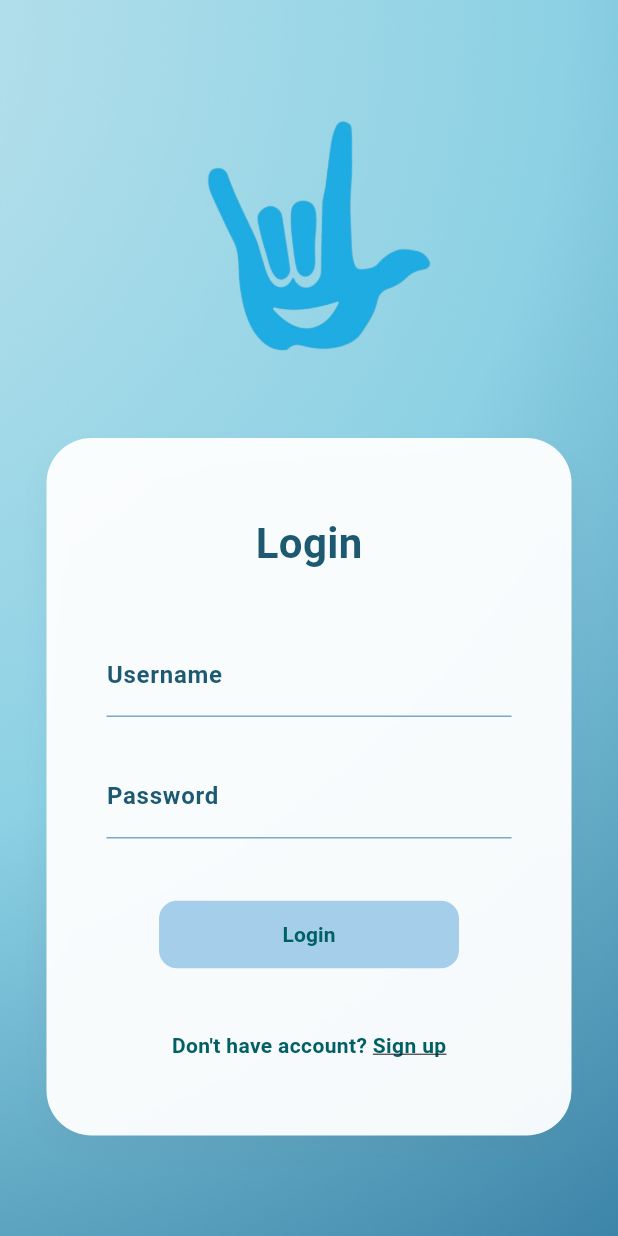
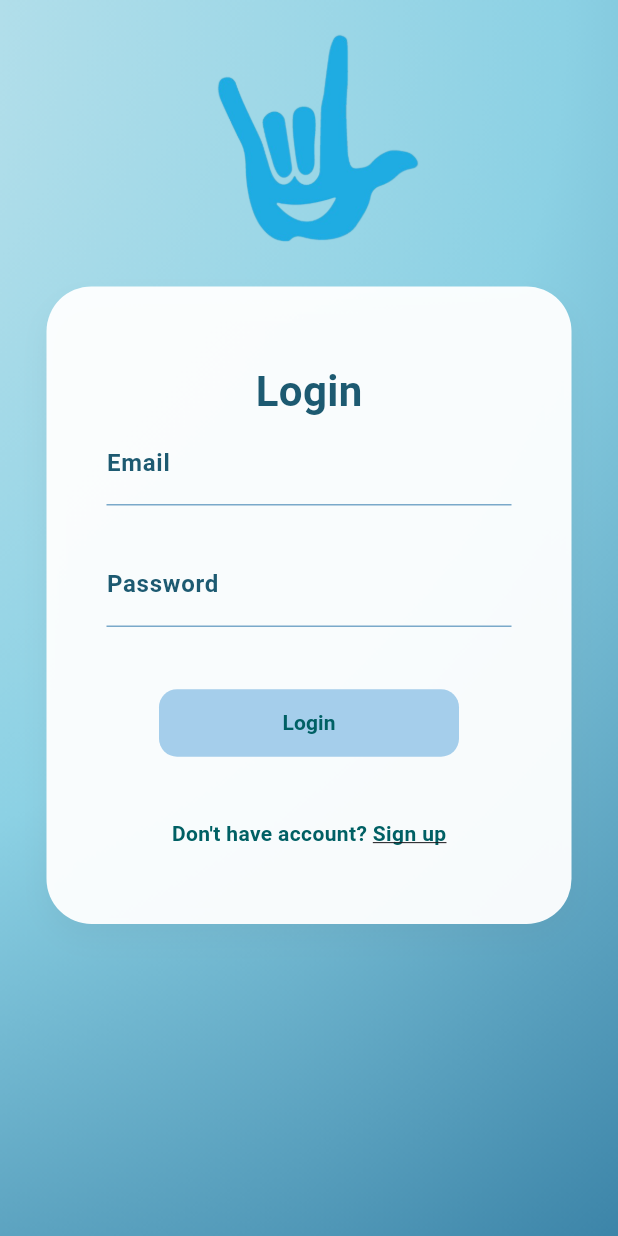
Before and after one commit to MelleUnlikely/serene-learning, a Flutter app: the screen it shows after launch, on a phone screen of 412 x 824 dp. Run offline on Flutter 3.47's test engine with Material 3 defaults, Android fonts, the phone set to English and light mode, and no system bars; our stand-ins replace file_picker, fl_chart, supabase_flutter; accounts and stored records are empty.

Commit message:
Minor UI updates. specifically for Login, lesson, class, and flashcards.

```diff
--- a/lib/screens/auth/login_screen.dart
+++ b/lib/screens/auth/login_screen.dart
@@ -63,17 +63,16 @@ Future<void> _handleLogin() async {
             fit: BoxFit.cover,
           ),
         ),
-        child: Center(
+        child: Align(
+          alignment: const Alignment(0, -0.9),
           child: SingleChildScrollView(
             child: Column(
               children: [
                 //logo muna
                 Image.asset(
                   "assets/images/logo.png",
-                  height: 200,
-                  fit: BoxFit.contain,
+                  height: 180
                 ),
-                const SizedBox(height: 25),//parang gap
 
                 //lalagyan nila username + password + sign up
                 Container(
@@ -101,13 +100,13 @@ Future<void> _handleLogin() async {
                           color: Color(0xFF1D5A71)
                         ),
                       ),
-                      const SizedBox(height: 40),
+                      //const SizedBox(height: 5),
 
                       //for username field
                       TextField(
                         controller: _emailController,
                         decoration: const InputDecoration(
-                          labelText: "Username",
+                          labelText: "Email", //changed from username into email.
                           labelStyle: TextStyle(color: Color(0xFF1D5A71), fontWeight: FontWeight.bold),
                           enabledBorder: UnderlineInputBorder(
                             borderSide: BorderSide(color: Color(0XFF7AA9CA), width: 1),
--- a/lib/screens/teacher/class_screen.dart
+++ b/lib/screens/teacher/class_screen.dart
@@ -135,7 +135,7 @@ class _CreateClassScreenState extends State<CreateClassScreen> {
 
       body: Row(
         children: [
-          Expanded(
+          Expanded( //this is ung create class part (ung left)
             flex: 1,
             child: Padding(
               padding: const EdgeInsets.all(24.0),
@@ -181,7 +181,7 @@ class _CreateClassScreenState extends State<CreateClassScreen> {
           const VerticalDivider(width: 1, thickness: 1, color: Color(0xFF1D5A71)),
 
 
-          Expanded(
+          Expanded( //this is the one in the right (manage class)
             flex: 2,
             child: Padding(
               padding: const EdgeInsets.all(24.0),
--- a/lib/screens/teacher/lesson_screen.dart
+++ b/lib/screens/teacher/lesson_screen.dart
@@ -95,7 +95,7 @@ class _LessonManagementScreenState extends State<LessonManagementScreen> {
           crossAxisAlignment: CrossAxisAlignment.start,
           children: [
             Padding(
-              padding: const EdgeInsets.all(20.0),
+              padding: const EdgeInsets.only(top: 20, left: 20, right: 20, bottom: 8),
               child: Text(
                 "${widget.className} - ${widget.gradeLevel}",
                 style: const TextStyle(
@@ -110,7 +110,7 @@ class _LessonManagementScreenState extends State<LessonManagementScreen> {
               child: _isLoading
                 ? const Center(child: CircularProgressIndicator())
                 : ListView.builder(
-                    padding: const EdgeInsets.all(16),
+                    padding: const EdgeInsets.only(left: 16, right: 16, bottom: 16, top: 0),
                     itemCount: _lessons.length,
                     itemBuilder: (context, index) {
                       final lesson = _lessons[index];
```
Also changed, not shown: lib/screens/teacher/create_flashcard_screen.dart (+7 -4 lines).
